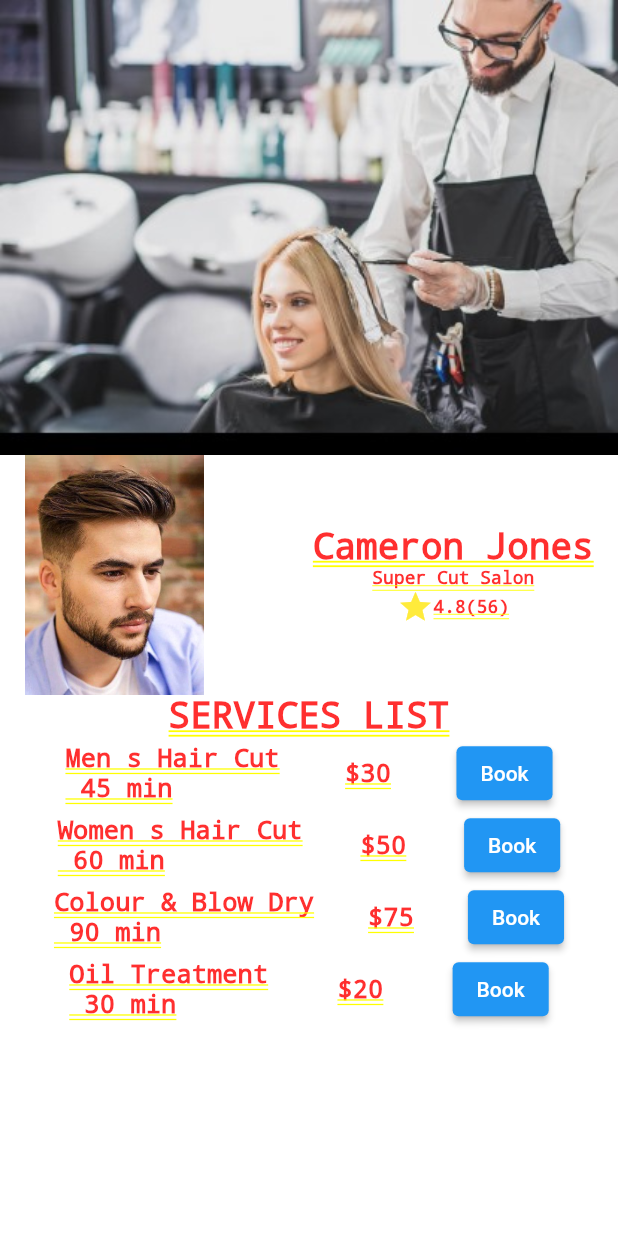
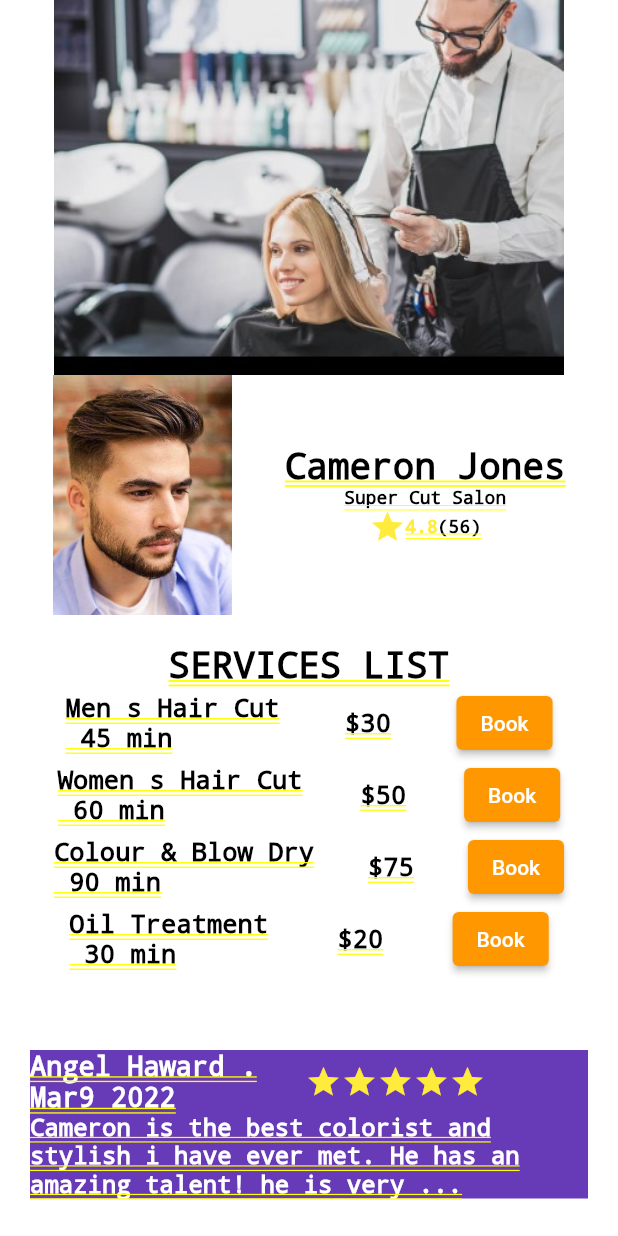
Before and after one commit to Chaitanyakasaragadda/salon_homepage, a Flutter app: the screen it shows after launch, on a phone screen of 412 x 824 dp. Run offline on Flutter 3.47's test engine with Material 2 defaults, Android fonts, the phone set to English and light mode, and no system bars.

Commit message:
changes in decoration and backdround

```diff
--- a/lib/main.dart
+++ b/lib/main.dart
@@ -13,25 +13,40 @@ class SalonApp extends StatelessWidget{
 
         child: Column(
           children: [
-            Image.asset('images/salon_homepage.jpeg'),
+            SizedBox(
+              height: 250,
+              child: Image.asset('images/salon_homepage.jpeg',),
+            ),
+
             Container(
+              height: MediaQuery.of(context).size.height,
+              width: MediaQuery.of(context).size.width,
+              decoration: BoxDecoration(
                   color: Colors.white,
+                  borderRadius: BorderRadius.vertical(
+                    top: Radius.circular(50),
+
+                  )
+              ),
+              child: Column(
+                children: [
+
+                  Container(
                     child:Row(
                       mainAxisAlignment: MainAxisAlignment.spaceEvenly,
                       children: [
                         Image.asset('images/salon_homepage1.jpg',width:120,height: 160,),
-                  Padding(padding: EdgeInsets.all(20)),
                         Column(
                           children: [
-                      Text('Cameron Jones',style: TextStyle(fontSize:24,fontWeight:FontWeight.bold),),
-                      Text('Super Cut Salon',style: TextStyle(fontSize: 12),),
+                            Text('Cameron Jones',style: TextStyle(fontSize:24,fontWeight:FontWeight.bold,color: Colors.black),),
+                            Text('Super Cut Salon',style: TextStyle(fontSize: 12,color: Colors.black),),
                             Row(
                               mainAxisAlignment: MainAxisAlignment.spaceEvenly,
                               children: [
 
                                 Icon(Icons.star,color: Colors.yellow,),
-                          Text('4.8',style: TextStyle(fontSize: 12),),
-                          Text('(56)',style: TextStyle(fontSize: 12),),
+                                Text('4.8',style: TextStyle(fontSize: 12,color: Colors.yellow),),
+                                Text('(56)',style: TextStyle(fontSize: 12,color: Colors.black),),
                               ],
                             )
                           ],
@@ -43,25 +58,27 @@ class SalonApp extends StatelessWidget{
                     color: Colors.white,
                     child: Column(
                       children: [
-                    Text('SERVICES LIST',style: TextStyle(fontSize:24,fontWeight:FontWeight.bold),),
+                        Padding(padding: EdgeInsets.only(top: 20)),
+                        Container(
+                          color: Colors.white,
+                          child: Column(
+                            children: [
+                              Text('SERVICES LIST',style: TextStyle(fontSize:24,fontWeight:FontWeight.bold,color: Colors.black),),
 
                             ],
                           ),
                         ),
-              Container(
-                color: Colors.white,
-                child: Column(
-                  children: [
                         Container(
                           child:
                           Row(
                             mainAxisAlignment: MainAxisAlignment.spaceEvenly,
                             children: [
 
-                          Text('Men s Hair Cut\n 45 min',style: TextStyle(fontSize:17,fontWeight:FontWeight.bold),),
+                              Text('Men s Hair Cut\n 45 min',style: TextStyle(fontSize:17,fontWeight:FontWeight.bold,color: Colors.black),),
 
-                          Text('\$30',style: TextStyle(fontSize:17,fontWeight:FontWeight.bold),),
+                              Text('\$30',style: TextStyle(fontSize:17,fontWeight:FontWeight.bold,color: Colors.black),),
                               ElevatedButton(
+                                  style: ElevatedButton.styleFrom(primary: Colors.orange),
                                   onPressed: (){},
                                   child:(
                                       Text('Book')
@@ -74,10 +91,11 @@ class SalonApp extends StatelessWidget{
                           Row(
                             mainAxisAlignment: MainAxisAlignment.spaceEvenly,
                             children: [
-                          Text('Women s Hair Cut\n 60 min',style: TextStyle(fontSize:17,fontWeight:FontWeight.bold),),
+                              Text('Women s Hair Cut\n 60 min',style: TextStyle(fontSize:17,fontWeight:FontWeight.bold,color: Colors.black),),
 
-                          Text('\$50',style: TextStyle(fontSize:17,fontWeight:FontWeight.bold),),
+                              Text('\$50',style: TextStyle(fontSize:17,fontWeight:FontWeight.bold,color: Colors.black),),
                               ElevatedButton(
+                                  style: ElevatedButton.styleFrom(primary: Colors.orange),
                                   onPressed: (){},
                                   child:(
                                       Text('Book')
@@ -90,10 +108,11 @@ class SalonApp extends StatelessWidget{
                           Row(
                             mainAxisAlignment: MainAxisAlignment.spaceEvenly,
                             children: [
-                          Text('Colour \& Blow Dry\n 90 min',style: TextStyle(fontSize:17,fontWeight:FontWeight.bold),),
+                              Text('Colour \& Blow Dry\n 90 min',style: TextStyle(fontSize:17,fontWeight:FontWeight.bold,color: Colors.black),),
 
-                          Text('\$75',style: TextStyle(fontSize:17,fontWeight:FontWeight.bold),),
+                              Text('\$75',style: TextStyle(fontSize:17,fontWeight:FontWeight.bold,color: Colors.black),),
                               ElevatedButton(
+                                  style: ElevatedButton.styleFrom(primary: Colors.orange),
                                   onPressed: (){},
                                   child:(
                                       Text('Book')
@@ -106,10 +125,11 @@ class SalonApp extends StatelessWidget{
                           Row(
                             mainAxisAlignment: MainAxisAlignment.spaceEvenly,
                             children: [
-                          Text('Oil Treatment\n 30 min',style: TextStyle(fontSize:17,fontWeight:FontWeight.bold),),
+                              Text('Oil Treatment\n 30 min',style: TextStyle(fontSize:17,fontWeight:FontWeight.bold,color: Colors.black),),
 
-                          Text('\$20',style: TextStyle(fontSize:17,fontWeight:FontWeight.bold),),
+                              Text('\$20',style: TextStyle(fontSize:17,fontWeight:FontWeight.bold,color: Colors.black),),
                               ElevatedButton(
+                                  style: ElevatedButton.styleFrom(primary: Colors.orange),
                                   onPressed: (){},
                                   child:(
                                       Text('Book')
@@ -121,12 +141,32 @@ class SalonApp extends StatelessWidget{
                       ],
                     ),
                   ),
+                  Padding(padding: EdgeInsets.only(top: 30)),
                   Container(
+                    color: Colors.deepPurple,
+                    margin: EdgeInsets.all(20),
+                    child: Column(
+                      children: [
+                        Container(
+                          child: Row(
+                            children: [
+                              Text('Angel Haward .\t\t\t\nMar9 2022', style: TextStyle(fontSize: 18,fontWeight: FontWeight.bold,color: Colors.white),),
+                              Icon(Icons.star,color: Colors.yellow,),
+                              Icon(Icons.star,color: Colors.yellow,),
+                              Icon(Icons.star,color: Colors.yellow,),
+                              Icon(Icons.star,color: Colors.yellow,),
+                              Icon(Icons.star,color: Colors.yellow,),
+                            ],
+                          ),
+                        ),
+                        Text('Cameron is the best colorist and stylish i have ever met. He has an amazing talent\! he is very ...',style: TextStyle(fontSize: 16,color: Colors.white),),
+                      ],
+                    ),
+                  ),
 
-              )
-
-
-
+                ],
+              ),
+            ),
           ],
               ),
             )
```
Lines whose indentation alone changed are shown as unchanged.
